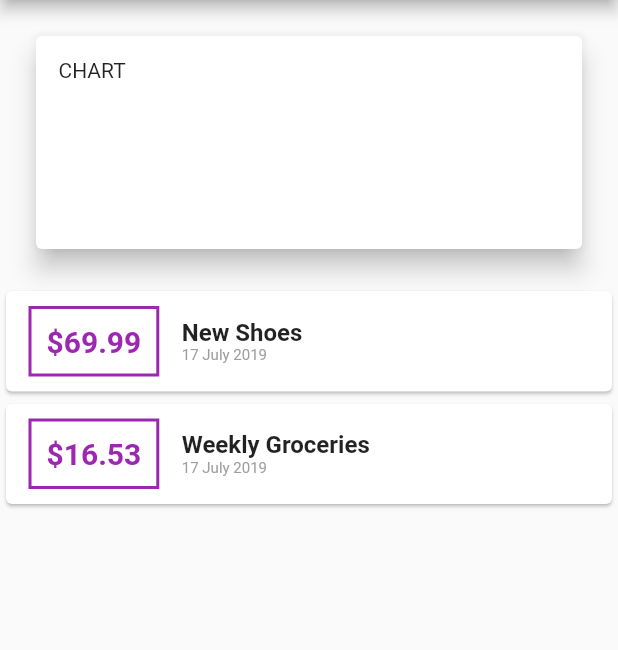
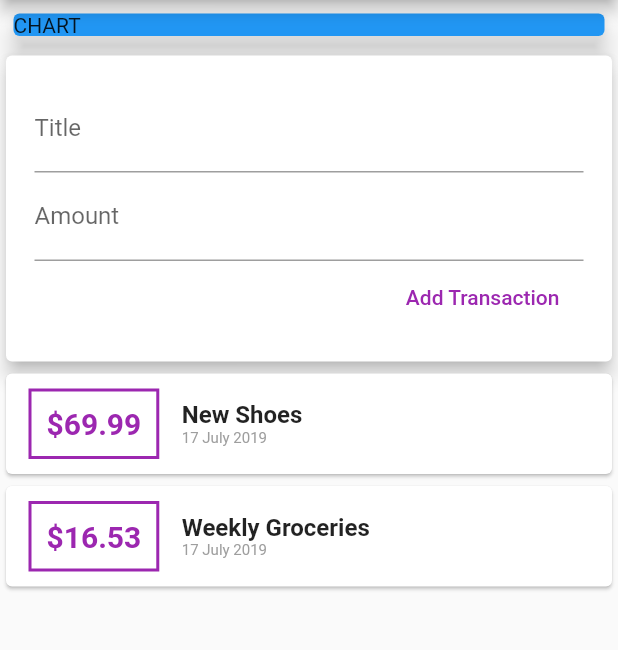
Before and after one commit to arifpurwandaru/personal_expenses_app, a Flutter app: the screen it shows after launch, on a phone screen of 412 x 824 dp, the part 84-734 px from its top. Run offline on Flutter 3.47's test engine with Material 2 defaults, Android fonts, the phone set to English and light mode, and no system bars.

Commit message:
fetching user input

```diff
--- a/lib/main.dart
+++ b/lib/main.dart
@@ -29,6 +29,9 @@ class MyHomePage extends StatelessWidget {
       date: DateTime.now(),
     )
   ];
+  final titleController = TextEditingController();
+  final amountController = TextEditingController();
+
   @override
   Widget build(BuildContext context) {
     return Scaffold(
@@ -38,14 +41,40 @@ class MyHomePage extends StatelessWidget {
       body: Column(
         children: <Widget>[
           Container(
-            margin: EdgeInsets.all(20),
+            margin: EdgeInsets.all(5),
             width: double.infinity,
-            height: 150,
+            height: 23,
             child: Card(
+              color: Colors.blue,
               elevation: 7,
               child: Container(
                 child: Text('CHART'),
-                margin: EdgeInsets.all(15),
+              ),
+            ),
+          ),
+          Card(
+            elevation: 5,
+            child: Container(
+              padding: EdgeInsets.all(19),
+              child: Column(
+                crossAxisAlignment: CrossAxisAlignment.end,
+                children: <Widget>[
+                  TextField(
+                    decoration: InputDecoration(labelText: 'Title'),
+                    controller: titleController,
+                  ),
+                  TextField(
+                    decoration: InputDecoration(labelText: 'Amount'),
+                    controller: amountController,
+                  ),
+                  FlatButton(
+                    child: Text('Add Transaction'),
+                    onPressed: () {
+                      print(titleController.text);
+                    },
+                    textColor: Colors.purple,
+                  )
+                ],
               ),
             ),
           ),
```
